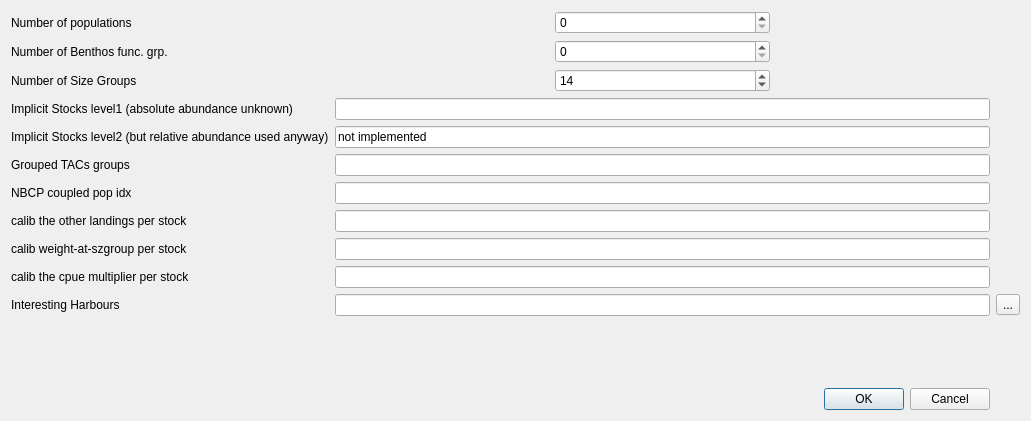
frabas/DISPLACE_GUI, file qtgui/configdialog.ui: the form before one commit.
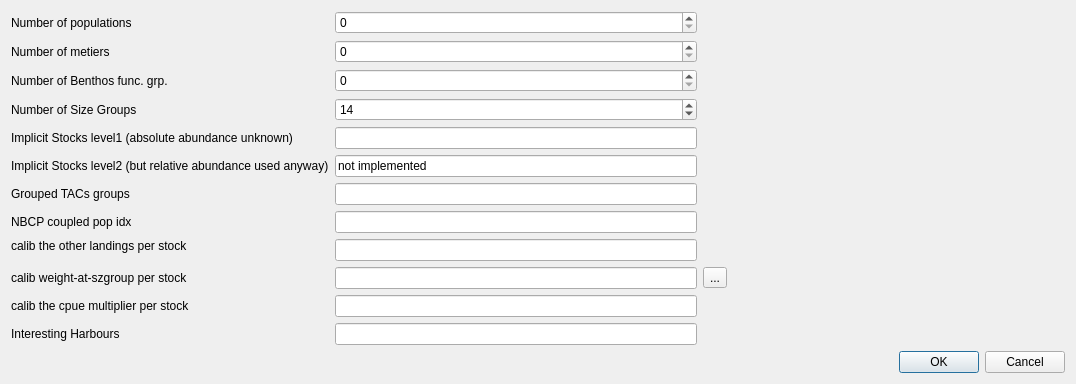
The form after the commit. Icons and pictures are not drawn.

Commit message: Adding nbmets to config.dat (caution: back compatibility with this file broken)

```diff
--- a/qtgui/configdialog.ui
+++ b/qtgui/configdialog.ui
@@ -6,8 +6,8 @@
    <rect>
     <x>0</x>
     <y>0</y>
-    <width>1031</width>
-    <height>421</height>
+    <width>1076</width>
+    <height>358</height>
    </rect>
   </property>
   <property name="windowTitle">
@@ -21,104 +21,112 @@
      </property>
     </widget>
    </item>
-   <item row="0" column="2">
-    <widget class="QSpinBox" name="nbpops"/>
-   </item>
    <item row="1" column="0">
+    <widget class="QLabel" name="label_met">
+     <property name="text">
+      <string>Number of metiers</string>
+     </property>
+    </widget>
+   </item>
+   <item row="2" column="0">
     <widget class="QLabel" name="label_8">
      <property name="text">
       <string>Number of Benthos func. grp.</string>
      </property>
     </widget>
    </item>
-   <item row="1" column="2">
-    <widget class="QSpinBox" name="nbbenthospops"/>
-   </item>
-   <item row="2" column="0">
+   <item row="3" column="0">
     <widget class="QLabel" name="label_2">
      <property name="text">
       <string>Number of Size Groups</string>
      </property>
     </widget>
    </item>
-   <item row="2" column="2">
-    <widget class="QSpinBox" name="szGroups">
-     <property name="minimum">
-      <number>1</number>
-     </property>
-     <property name="value">
-      <number>14</number>
-     </property>
-    </widget>
-   </item>
-   <item row="3" column="0">
+   <item row="4" column="0">
     <widget class="QLabel" name="label_3">
      <property name="text">
       <string>Implicit Stocks level1 (absolute abundance unknown)</string>
      </property>
     </widget>
    </item>
-   <item row="4" column="0">
+   <item row="4" column="1">
+    <widget class="QLineEdit" name="m_implicit_pops"/>
+   </item>
+   <item row="5" column="0">
     <widget class="QLabel" name="label_9">
      <property name="text">
       <string>Implicit Stocks level2 (but relative abundance used anyway)</string>
      </property>
     </widget>
    </item>
-   <item row="5" column="0">
+   <item row="5" column="1">
+    <widget class="QLineEdit" name="m_implicit_pops_level2">
+     <property name="text">
+      <string>not implemented</string>
+     </property>
+    </widget>
+   </item>
+   <item row="6" column="0">
     <widget class="QLabel" name="label_10">
      <property name="text">
       <string>Grouped TACs groups</string>
      </property>
     </widget>
    </item>
-   <item row="6" column="0">
+   <item row="6" column="1">
+    <widget class="QLineEdit" name="m_grouped_tacs"/>
+   </item>
+   <item row="7" column="0">
     <widget class="QLabel" name="label_11">
      <property name="text">
       <string>NBCP coupled pop idx</string>
      </property>
     </widget>
    </item>
-   <item row="7" column="0">
+   <item row="7" column="1">
+    <widget class="QLineEdit" name="m_nbcp_coupling_pops"/>
+   </item>
+   <item row="8" column="0">
     <widget class="QLabel" name="label_4">
      <property name="text">
       <string>calib the other landings per stock</string>
      </property>
     </widget>
    </item>
-   <item row="8" column="0">
+   <item row="8" column="1" rowspan="2">
+    <widget class="QLineEdit" name="m_calib_oth_landings"/>
+   </item>
+   <item row="10" column="0">
     <widget class="QLabel" name="label_5">
      <property name="text">
       <string>calib weight-at-szgroup per stock</string>
      </property>
     </widget>
    </item>
-   <item row="9" column="0">
+   <item row="10" column="1">
+    <widget class="QLineEdit" name="m_calib_weight_at_szgroup"/>
+   </item>
+   <item row="11" column="0">
     <widget class="QLabel" name="label_6">
      <property name="text">
       <string>calib the cpue multiplier per stock</string>
      </property>
     </widget>
    </item>
-   <item row="10" column="0">
+   <item row="11" column="1">
+    <widget class="QLineEdit" name="m_calib_cpue_multiplier"/>
+   </item>
+   <item row="12" column="0">
     <widget class="QLabel" name="label_7">
      <property name="text">
       <string>Interesting Harbours</string>
      </property>
     </widget>
    </item>
-   <item row="10" column="4">
-    <widget class="QToolButton" name="readFromTree">
-     <property name="text">
-      <string>...</string>
-     </property>
-     <property name="icon">
-      <iconset resource="qtgui.qrc">
-       <normaloff>:/icons/database.png</normaloff>:/icons/database.png</iconset>
-     </property>
-    </widget>
+   <item row="12" column="1">
+    <widget class="QLineEdit" name="m_int_harbours"/>
    </item>
-   <item row="11" column="1">
+   <item row="13" column="1">
     <spacer name="verticalSpacer">
      <property name="orientation">
       <enum>Qt::Vertical</enum>
@@ -131,7 +139,7 @@
      </property>
     </spacer>
    </item>
-   <item row="12" column="2" colspan="2">
+   <item row="13" column="2">
     <widget class="QDialogButtonBox" name="buttonBox">
      <property name="orientation">
       <enum>Qt::Horizontal</enum>
@@ -141,34 +149,36 @@
      </property>
     </widget>
    </item>
-   <item row="7" column="1" colspan="3">
-    <widget class="QLineEdit" name="m_calib_oth_landings"/>
+   <item row="0" column="1">
+    <widget class="QSpinBox" name="nbpops"/>
    </item>
-   <item row="4" column="1" colspan="3">
-    <widget class="QLineEdit" name="m_implicit_pops_level2">
+   <item row="1" column="1">
+    <widget class="QSpinBox" name="nbmets"/>
+   </item>
+   <item row="2" column="1">
+    <widget class="QSpinBox" name="nbbenthospops"/>
+   </item>
+   <item row="3" column="1">
+    <widget class="QSpinBox" name="szGroups">
+     <property name="minimum">
+      <number>1</number>
+     </property>
+     <property name="value">
+      <number>14</number>
+     </property>
+    </widget>
+   </item>
+   <item row="10" column="2">
+    <widget class="QToolButton" name="readFromTree">
      <property name="text">
-      <string>not implemented</string>
+      <string>...</string>
+     </property>
+     <property name="icon">
+      <iconset resource="qtgui.qrc">
+       <normaloff>:/icons/database.png</normaloff>:/icons/database.png</iconset>
      </property>
     </widget>
    </item>
-   <item row="5" column="1" colspan="3">
-    <widget class="QLineEdit" name="m_grouped_tacs"/>
-   </item>
-   <item row="6" column="1" colspan="3">
-    <widget class="QLineEdit" name="m_nbcp_coupling_pops"/>
-   </item>
-   <item row="8" column="1" colspan="3">
-    <widget class="QLineEdit" name="m_calib_weight_at_szgroup"/>
-   </item>
-   <item row="9" column="1" colspan="3">
-    <widget class="QLineEdit" name="m_calib_cpue_multiplier"/>
-   </item>
-   <item row="10" column="1" colspan="3">
-    <widget class="QLineEdit" name="m_int_harbours"/>
-   </item>
-   <item row="3" column="1" colspan="3">
-    <widget class="QLineEdit" name="m_implicit_pops"/>
-   </item>
   </layout>
  </widget>
  <resources>
```
The commit also changes 30 other files.
